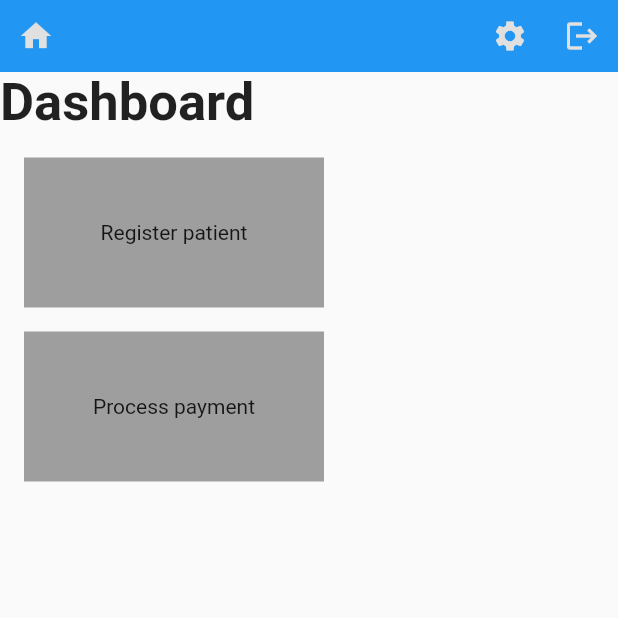
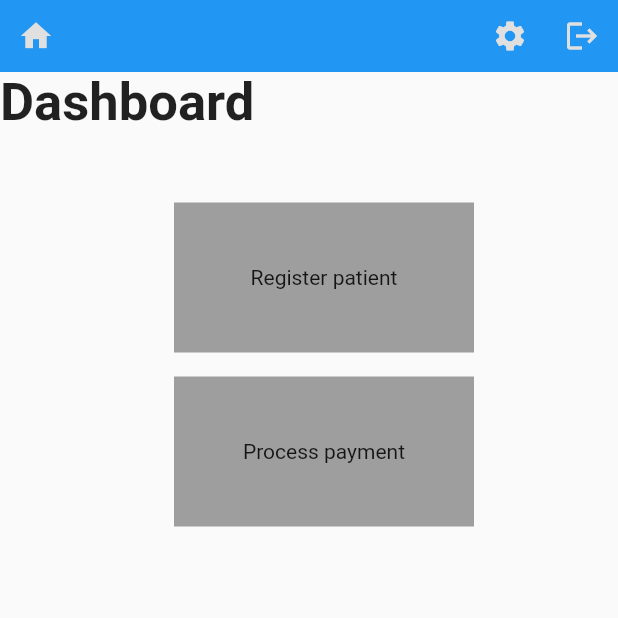
Before and after one commit to ksch-workflows/hospital-administration, a Flutter app: the screen it shows after launch, on a phone screen of 412 x 824 dp, the top half of it. Run offline on Flutter 3.47's test engine with Material 2 defaults, Android fonts, the phone set to English and light mode, and no system bars.

Commit message:
WIP  [ci skip]

```diff
--- a/registration/lib/dashboard.dart
+++ b/registration/lib/dashboard.dart
@@ -17,7 +17,9 @@ class RegistrationDashboard extends StatelessWidget {
             ),
           ),
         ),
-        Align(
+        Container(
+          padding: EdgeInsets.fromLTRB(100, 30, 0, 0),
+          child: Align(
             alignment: Alignment.topLeft,
             child: Wrap(
               alignment: WrapAlignment.start,
@@ -51,6 +53,7 @@ class RegistrationDashboard extends StatelessWidget {
               ],
             ),
           ),
+        ),
       ],
     );
   }
```
Lines whose indentation alone changed are shown as unchanged.
